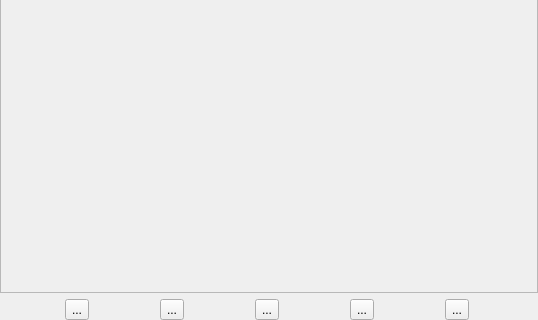
First picture: the form in gui/tomographyleft.ui, repository ronpandolfi/Xi-cam, before the edit; both pictures show x 0 to 538 and y 513 to 833 of the 538 by 833 pixel window.
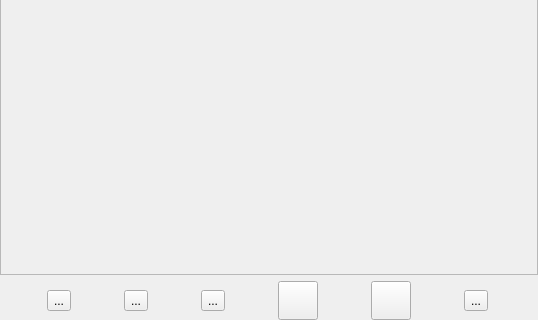
Second picture: the form after the edit. Icons and pictures are not drawn.

The edit to the form file:
```diff
--- a/gui/tomographyleft.ui
+++ b/gui/tomographyleft.ui
@@ -50,23 +50,6 @@
    </item>
    <item>
     <layout class="QHBoxLayout" name="horizontalLayout">
-     <item>
-      <widget class="QToolButton" name="addFunctionButton">
-       <property name="text">
-        <string>...</string>
-       </property>
-       <property name="icon">
-        <iconset>
-         <normaloff>gui/icons_39.png</normaloff>gui/icons_39.png</iconset>
-       </property>
-       <property name="iconSize">
-        <size>
-         <width>32</width>
-         <height>32</height>
-        </size>
-       </property>
-      </widget>
-     </item>
      <item>
       <widget class="QToolButton" name="moveUpButton">
        <property name="text">
@@ -101,6 +84,49 @@
        </property>
       </widget>
      </item>
+     <item>
+      <widget class="QToolButton" name="addFunctionButton">
+       <property name="text">
+        <string>...</string>
+       </property>
+       <property name="icon">
+        <iconset>
+         <normaloff>gui/icons_39.png</normaloff>gui/icons_39.png</iconset>
+       </property>
+       <property name="iconSize">
+        <size>
+         <width>32</width>
+         <height>32</height>
+        </size>
+       </property>
+      </widget>
+     </item>
+     <item>
+      <widget class="QToolButton" name="loadPipelineButton">
+       <property name="text">
+        <string/>
+       </property>
+       <property name="iconSize">
+        <size>
+         <width>32</width>
+         <height>32</height>
+        </size>
+       </property>
+      </widget>
+     </item>
+     <item>
+      <widget class="QToolButton" name="resetPipelineButton">
+       <property name="text">
+        <string/>
+       </property>
+       <property name="iconSize">
+        <size>
+         <width>32</width>
+         <height>32</height>
+        </size>
+       </property>
+      </widget>
+     </item>
      <item>
       <widget class="QToolButton" name="clearButton">
        <property name="text">
@@ -118,23 +144,6 @@
        </property>
       </widget>
      </item>
-     <item>
-      <widget class="QToolButton" name="previewButton">
-       <property name="text">
-        <string>...</string>
-       </property>
-       <property name="icon">
-        <iconset>
-         <normaloff>gui/hipgisaxsicons_4.png</normaloff>gui/hipgisaxsicons_4.png</iconset>
-       </property>
-       <property name="iconSize">
-        <size>
-         <width>32</width>
-         <height>32</height>
-        </size>
-       </property>
-      </widget>
-     </item>
     </layout>
    </item>
   </layout>
```
Left out of the diff: 17 changed lines with no effect on the pictures.
